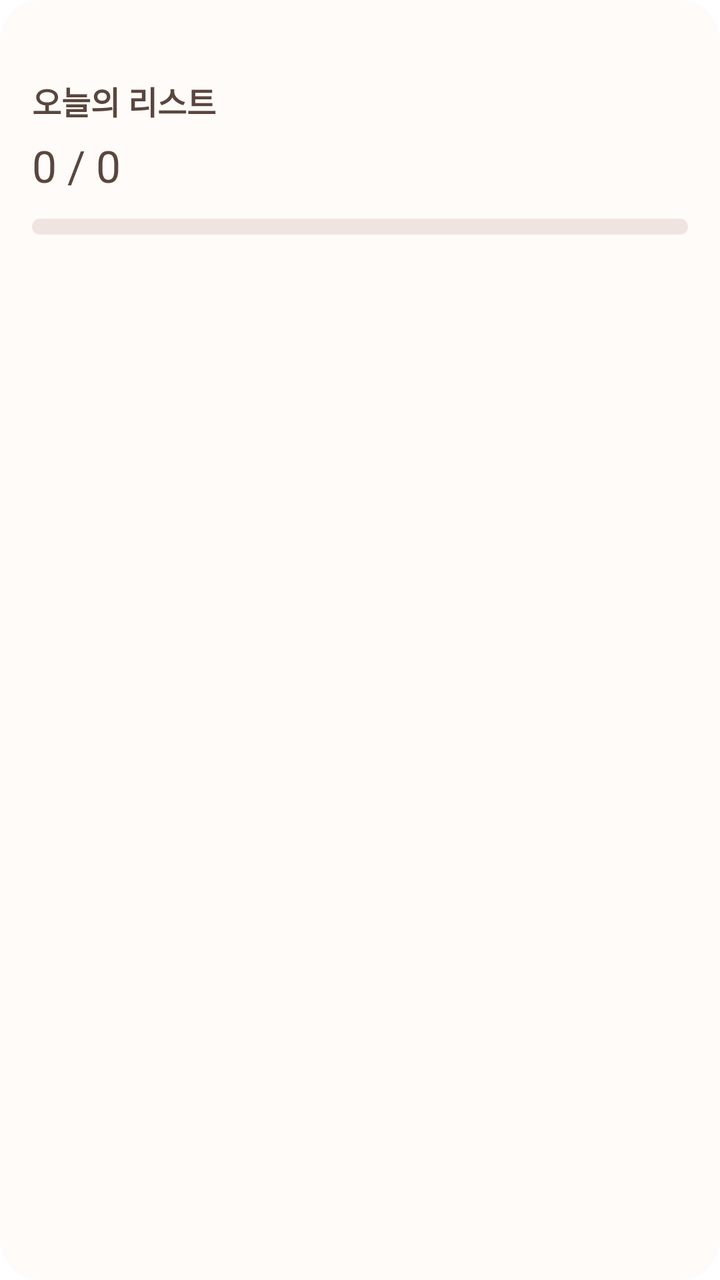
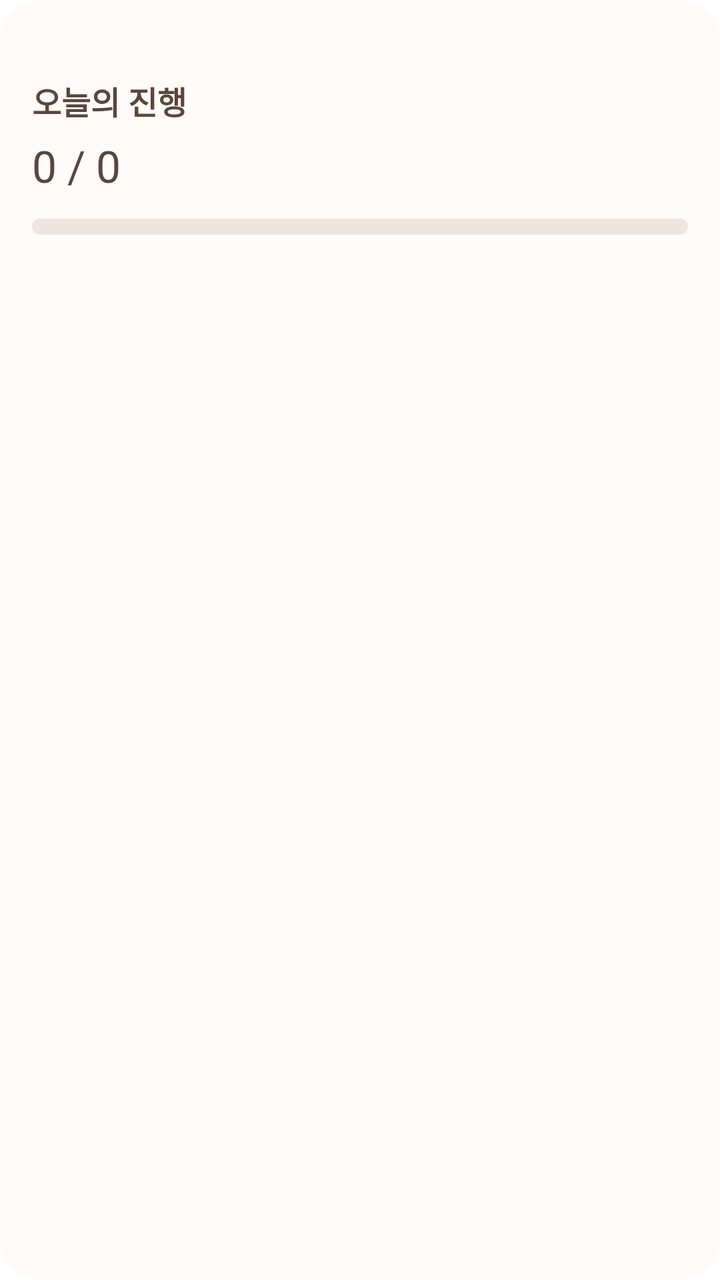

Screens rendered from an Android XML layout before and after an edit, with the pre-edit source and the edit as a unified diff.
<!-- AndroidManifest.xml: fallback theme Theme.MaterialComponents.DayNight.NoActionBar -->
<!-- res/layout/memoring_widget_small.xml -->
<?xml version="1.0" encoding="utf-8"?>
<LinearLayout xmlns:android="http://schemas.android.com/apk/res/android"
    android:id="@+id/widget_root"
    android:layout_width="match_parent"
    android:layout_height="match_parent"
    android:background="@drawable/memoring_widget_bg"
    android:orientation="vertical"
    android:padding="16dp">

    <TextView
        android:id="@+id/date_label"
        android:layout_width="match_parent"
        android:layout_height="wrap_content"
        android:textColor="#B4A296"
        android:textSize="11sp" />

    <TextView
        android:id="@+id/title_label"
        android:layout_width="match_parent"
        android:layout_height="wrap_content"
        android:layout_marginTop="8dp"
        android:text="@string/widget_today_list"
        android:textColor="#5A463E"
        android:textSize="16sp"
        android:textStyle="bold" />

    <TextView
        android:id="@+id/count_label"
        android:layout_width="match_parent"
        android:layout_height="wrap_content"
        android:layout_marginTop="6dp"
        android:text="0 / 0"
        android:textColor="#5A463E"
        android:textSize="22sp" />

    <ProgressBar
        android:id="@+id/progress"
        style="@android:style/Widget.ProgressBar.Horizontal"
        android:layout_width="match_parent"
        android:layout_height="8dp"
        android:layout_marginTop="12dp"
        android:max="100"
        android:progress="0"
        android:progressBackgroundTint="#F0E4E1"
        android:progressTint="#C9A4A6" />
</LinearLayout>
<!-- resources referenced by this layout -->
<resources>
  <!-- drawable memoring_widget_bg (drawable) -->
  <?xml version="1.0" encoding="utf-8"?>
  <shape xmlns:android="http://schemas.android.com/apk/res/android">
      <solid android:color="#FFFBF8" />
      <corners android:radius="20dp" />
  </shape>
  <string name="widget_today_list">오늘의 리스트</string>
</resources>

<!-- the commit's change to res/layout/memoring_widget_small.xml (unified diff, before → after) -->
@@ -19,7 +19,7 @@
         android:layout_width="match_parent"
         android:layout_height="wrap_content"
         android:layout_marginTop="8dp"
-        android:text="@string/widget_today_list"
+        android:text="@string/widget_today_progress"
         android:textColor="#5A463E"
         android:textSize="16sp"
         android:textStyle="bold" />
<!-- resource entries referenced after the edit -->
@@ -6,6 +6,6 @@
       <solid android:color="#FFFBF8" />
       <corners android:radius="20dp" />
   </shape>
-  <string name="widget_today_list">오늘의 리스트</string>
+  <string name="widget_today_progress">오늘의 진행</string>
 </resources>
 
